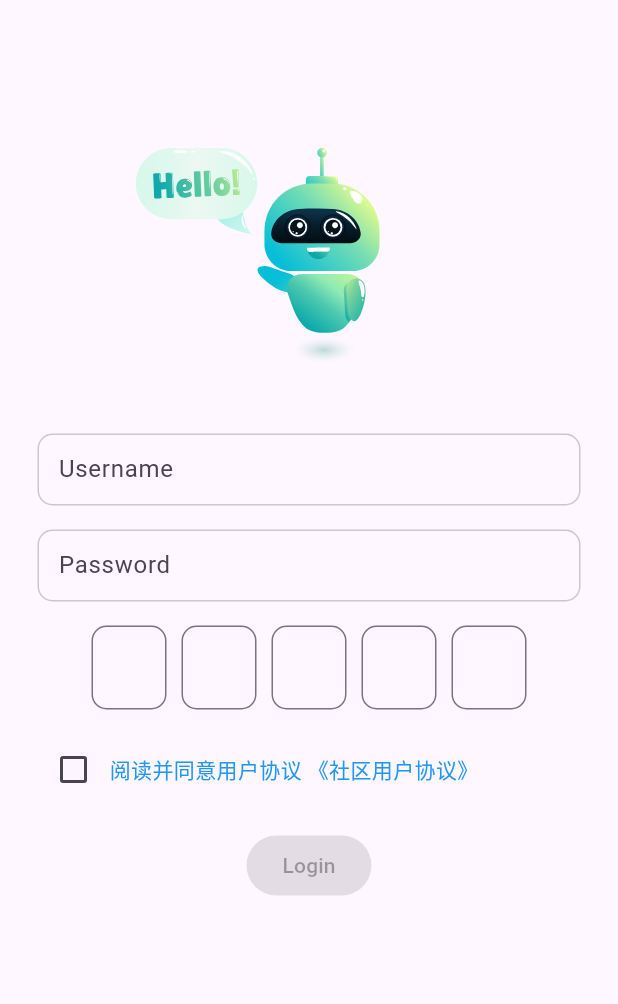
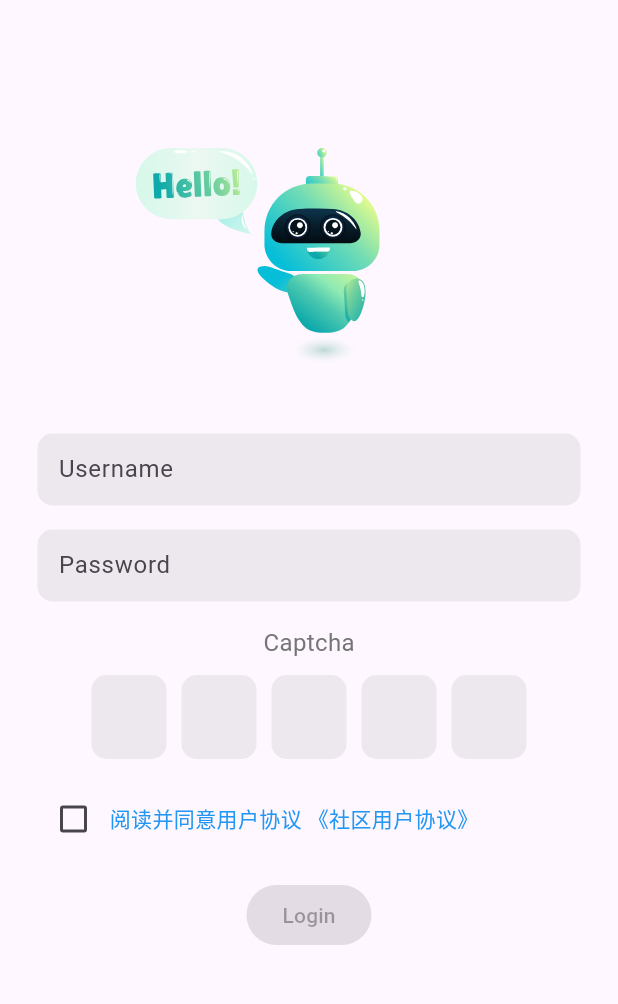
Before and after one commit to lucky-aeon/community-app, a Flutter app: the screen it shows after launch, on a phone screen of 412 x 824 dp, the part 63-1067 px from its top. Run offline on Flutter 3.47's test engine with Material 3 defaults, Android fonts, the phone set to English and light mode, and no system bars; our stand-ins replace flutter_html, lottie.

Commit message:
feat: 优化输入框样式

```diff
--- a/lib/page/auth/login.dart
+++ b/lib/page/auth/login.dart
@@ -42,10 +42,12 @@ class _LoginPageState extends State<LoginPage> {
               obscureText: true),
             const SizedBox(height: 16),
             // 验证码输入框
-            VerificationCodeInput(controller: _captchaController),
+            VerificationCodeInput(label: "Captcha", controller: _captchaController),
             const SizedBox(height: 16),
             // 协议同意复选框
-            AgreementCheckbox(),
+            AgreementCheckbox(isAgreed: _agreeToTerms,onAgreementChanged: (value)=>{ setState(() {
+              _agreeToTerms = value;
+            })}),
             const SizedBox(height: 16),
             // 登录按钮
             ElevatedButton(
--- a/lib/widgets/agreement_checkbox.dart
+++ b/lib/widgets/agreement_checkbox.dart
@@ -4,12 +4,20 @@ import 'package:flutter_html/flutter_html.dart';
 import 'package:flutter/services.dart' show rootBundle;
 
 class AgreementCheckbox extends StatefulWidget {
+  final bool isAgreed; // 从父组件接收的状态
+  final Function(bool) onAgreementChanged; // 状态变化的回调函数
+
+  const AgreementCheckbox({
+    super.key,
+    required this.isAgreed,
+    required this.onAgreementChanged,
+  });
+
   @override
   _AgreementCheckboxState createState() => _AgreementCheckboxState();
 }
 
 class _AgreementCheckboxState extends State<AgreementCheckbox> {
-  bool _isAgreed = false;
   String htmlContent = '';
 
   @override
@@ -52,19 +60,15 @@ class _AgreementCheckboxState extends State<AgreementCheckbox> {
             CupertinoDialogAction(
               child: const Text('拒绝'),
               onPressed: () {
-                setState(() {
-                  _isAgreed = false; // 点击同意时勾选
-                });
-                Navigator.of(context).pop(); // 点击拒绝时关闭对话框
+                widget.onAgreementChanged(false); // 拒绝时通知父组件取消勾选
+                Navigator.of(context).pop();
               },
             ),
             CupertinoDialogAction(
               child: const Text('同意'),
               onPressed: () {
-                setState(() {
-                  _isAgreed = true; // 点击同意时勾选
-                });
-                Navigator.of(context).pop(); // 关闭对话框
+                widget.onAgreementChanged(true); // 同意时通知父组件勾选
+                Navigator.of(context).pop();
               },
             ),
           ],
@@ -81,17 +85,14 @@ class _AgreementCheckboxState extends State<AgreementCheckbox> {
         Row(
           children: [
             Checkbox(
-              value: _isAgreed,
+              value: widget.isAgreed,
               onChanged: (value) {
                 if (value == false) {
-                  setState(() {
-                    _isAgreed = false; // 点击同意时勾选
-                  });
+                  widget.onAgreementChanged(false); // 通知父组件取消勾选
                   return;
                 }
-                // 不直接修改复选框状态，防止未同意时也被选中
                 if (value == true) {
-                  _showAgreementDialog(); // 仅在选中时显示对话框
+                  _showAgreementDialog(); // 显示对话框
                 }
               },
             ),
--- a/lib/widgets/rounded_text_field.dart
+++ b/lib/widgets/rounded_text_field.dart
@@ -18,20 +18,23 @@ class RoundedTextField extends StatelessWidget {
       controller: controller,
       obscureText: obscureText,
       decoration: InputDecoration(
-        labelText: label,
+        labelText: label, // 默认放在内部的label
+        filled: true, // 填充输入区域
+        fillColor: const Color.fromARGB(58, 179, 179, 179), // 灰色背景
         border: OutlineInputBorder(
           borderRadius: BorderRadius.circular(10.0),
-          borderSide: const BorderSide(color: Color.fromARGB(135, 158, 158, 158), width: 1.0),
+          borderSide: BorderSide.none, // 无边框
         ),
         enabledBorder: OutlineInputBorder(
           borderRadius: BorderRadius.circular(10.0),
-          borderSide: const BorderSide(color: Color.fromARGB(135, 158, 158, 158), width: 1.0),
+          borderSide: BorderSide.none, // 无边框
         ),
         focusedBorder: OutlineInputBorder(
           borderRadius: BorderRadius.circular(10.0),
-          borderSide: const BorderSide(color: Color.fromARGB(135, 33, 149, 243), width: 1.5),
+          borderSide: BorderSide.none, // 无边框
         ),
         contentPadding: const EdgeInsets.symmetric(vertical: 10.0, horizontal: 10.0),
+        floatingLabelBehavior: FloatingLabelBehavior.auto, // 自动浮动
       ),
     );
   }
--- a/lib/widgets/verification_code_input.dart
+++ b/lib/widgets/verification_code_input.dart
@@ -2,39 +2,65 @@ import 'package:flutter/material.dart';
 
 class VerificationCodeInput extends StatefulWidget {
   final TextEditingController controller;
+  final String label;
 
-  const VerificationCodeInput({super.key, required this.controller});
+  const VerificationCodeInput({
+    super.key,
+    required this.controller,
+    required this.label,
+  });
 
   @override
   _VerificationCodeInputState createState() => _VerificationCodeInputState();
 }
 
 class _VerificationCodeInputState extends State<VerificationCodeInput> {
-  final FocusNode _focusNode = FocusNode();
   final int _codeLength = 5;
+  List<String> _code = []; // 存储每个输入框的内容
+
+  @override
+  void initState() {
+    super.initState();
+    // 初始化 code 数组为空字符串，长度为 _codeLength
+    _code = List.generate(_codeLength, (index) => '');
+  }
 
   @override
   Widget build(BuildContext context) {
-    return Row(
+    return Column(
+      crossAxisAlignment: CrossAxisAlignment.center,
+      children: [
+        Text(
+          widget.label,
+          style: TextStyle(
+            fontSize: 16,
+            color: Colors.grey[600],
+          ),
+        ),
+        const SizedBox(height: 10), // label 和输入框之间的间距
+        Row(
           mainAxisAlignment: MainAxisAlignment.center,
           children: List.generate(_codeLength, (index) {
             return Container(
               width: 50,
-          margin: EdgeInsets.symmetric(horizontal: 5),
+              margin: const EdgeInsets.symmetric(horizontal: 5),
               child: TextField(
                 textAlign: TextAlign.center,
                 maxLength: 1, // 每个输入框限制为一个字符
                 decoration: InputDecoration(
+                  filled: true, // 填充输入区域
+                  fillColor: const Color.fromARGB(58, 179, 179, 179), // 灰色背景
                   counterText: '', // 隐藏计数器
                   border: OutlineInputBorder(
                     borderRadius: BorderRadius.circular(10.0),
-                borderSide: BorderSide(color: Colors.grey, width: 1.0),
+                    borderSide: BorderSide.none, // 无边框
                   ),
                 ),
                 onChanged: (value) {
-              // 更新主控制器的内容
-              widget.controller.text = _getCurrentValue();
-              widget.controller.selection = TextSelection.fromPosition(TextPosition(offset: widget.controller.text.length));
+                  setState(() {
+                    _code[index] = value; // 更新对应位置的值
+                    _updateController(); // 更新主 controller 的内容
+                  });
 
                   if (value.length == 1 && index < _codeLength - 1) {
                     // 自动聚焦到下一个输入框
@@ -47,11 +73,16 @@ class _VerificationCodeInputState extends State<VerificationCodeInput> {
               ),
             );
           }),
+        ),
+      ],
     );
   }
 
-  // 获取当前的验证码
-  String _getCurrentValue() {
-    return widget.controller.text;
+  // 更新主控制器的值，将 _code 数组合并成字符串
+  void _updateController() {
+    widget.controller.text = _code.join();
+    widget.controller.selection = TextSelection.fromPosition(
+      TextPosition(offset: widget.controller.text.length),
+    );
   }
 }
```
Lines whose indentation alone changed are shown as unchanged.
